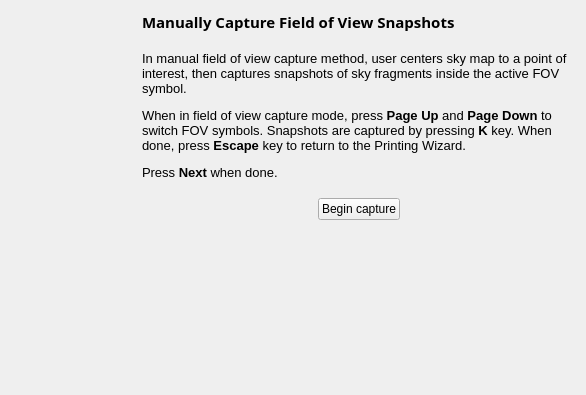
Old version of the form kstars/printing/pwizfovmanual.ui in the repository KDE/kstars.
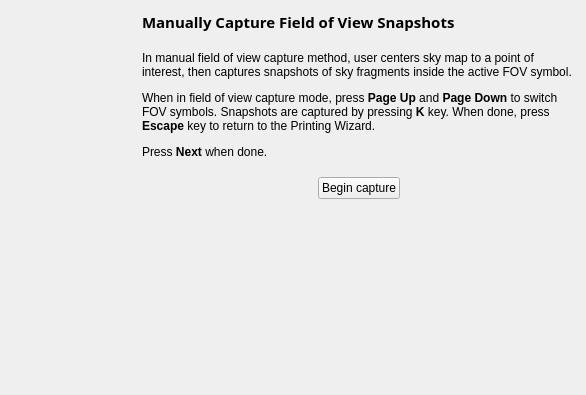
New version of the form.

What changed in the file:
```diff
--- a/kstars/printing/pwizfovmanual.ui
+++ b/kstars/printing/pwizfovmanual.ui
@@ -91,13 +91,9 @@
      <item>
       <widget class="QLabel" name="stepText">
        <property name="text">
-        <string>&lt;!DOCTYPE HTML PUBLIC &quot;-//W3C//DTD HTML 4.0//EN&quot; &quot;http://www.w3.org/TR/REC-html40/strict.dtd&quot;&gt;
-&lt;html&gt;&lt;head&gt;&lt;meta name=&quot;qrichtext&quot; content=&quot;1&quot; /&gt;&lt;style type=&quot;text/css&quot;&gt;
-p, li { white-space: pre-wrap; }
-&lt;/style&gt;&lt;/head&gt;&lt;body style=&quot; font-family:'Sans'; font-size:10pt; font-weight:400; font-style:normal;&quot;&gt;
-&lt;p style=&quot; margin-top:12px; margin-bottom:12px; margin-left:0px; margin-right:0px; -qt-block-indent:0; text-indent:0px;&quot;&gt;In manual field of view capture method, user centers sky map to a point of interest, then captures snapshots of sky fragments inside the active FOV symbol.&lt;/p&gt;
-&lt;p style=&quot; margin-top:12px; margin-bottom:12px; margin-left:0px; margin-right:0px; -qt-block-indent:0; text-indent:0px;&quot;&gt;When in field of view capture mode, press &lt;span style=&quot; font-weight:600;&quot;&gt;Page Up&lt;/span&gt; and &lt;span style=&quot; font-weight:600;&quot;&gt;Page Down&lt;/span&gt; to switch FOV symbols. Snapshots are captured by pressing &lt;span style=&quot; font-weight:600;&quot;&gt;K&lt;/span&gt; key. When done, press &lt;span style=&quot; font-weight:600;&quot;&gt;Escape&lt;/span&gt; key to return to the Printing Wizard.&lt;/p&gt;
-&lt;p style=&quot; margin-top:12px; margin-bottom:12px; margin-left:0px; margin-right:0px; -qt-block-indent:0; text-indent:0px;&quot;&gt;Press &lt;span style=&quot; font-weight:600;&quot;&gt;Next&lt;/span&gt; when done.&lt;/p&gt;&lt;/body&gt;&lt;/html&gt;</string>
+        <string>&lt;p&gt;In manual field of view capture method, user centers sky map to a point of interest, then captures snapshots of sky fragments inside the active FOV symbol.&lt;/p&gt;
+&lt;p&gt;When in field of view capture mode, press &lt;b&gt;Page Up&lt;/b&gt; and &lt;b&gt;Page Down&lt;/b&gt; to switch FOV symbols. Snapshots are captured by pressing &lt;b&gt;K&lt;/b&gt; key. When done, press &lt;b&gt;Escape&lt;/b&gt; key to return to the Printing Wizard.&lt;/p&gt;
+&lt;p&gt;Press &lt;b&gt;Next&lt;/b&gt; when done.&lt;/p&gt;</string>
        </property>
        <property name="wordWrap">
         <bool>true</bool>
```
